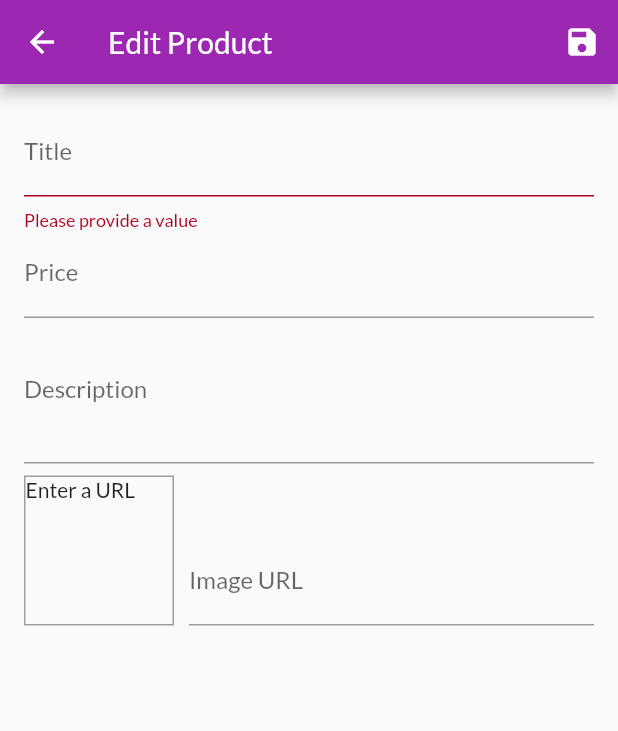
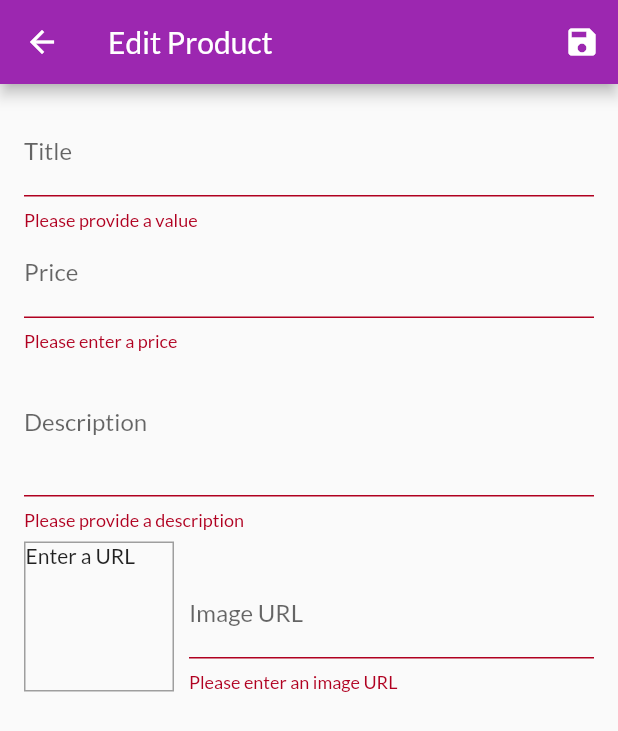
Before and after one commit to ayoline/shop_app-UDEMY_COURSE, a Flutter app: the EditProductScreen screen opened by its route, after a tap on the "save" icon, on a phone screen of 412 x 824 dp. Shown: the top 731 px of the screen. Run offline on Flutter 3.47's test engine with Material 2 defaults, Android fonts, the phone set to English and light mode, and no system bars; network calls fail.

Commit message:
validate all inputs

```diff
--- a/lib/screens/edit_product_screen.dart
+++ b/lib/screens/edit_product_screen.dart
@@ -53,10 +53,6 @@ class _EditProductScreenState extends State<EditProductScreen> {
       return;
     }
     _form.currentState!.save();
-    print(_editedProduct.title);
-    print(_editedProduct.description);
-    print(_editedProduct.price);
-    print(_editedProduct.imageUrl);
   }
 
   @override
@@ -107,6 +103,18 @@ class _EditProductScreenState extends State<EditProductScreen> {
                   onFieldSubmitted: (_) {
                     FocusScope.of(context).requestFocus(_descriptionFocusNode);
                   },
+                  validator: (value) {
+                    if (value!.isEmpty) {
+                      return 'Please enter a price';
+                    }
+                    if (double.tryParse(value) == null) {
+                      return 'Please enter  valid number';
+                    }
+                    if (double.parse(value) <= 0) {
+                      return 'Please enter a positive number';
+                    }
+                    return null;
+                  },
                   onSaved: (value) {
                     _editedProduct = Product(
                       id: '',
@@ -122,6 +130,15 @@ class _EditProductScreenState extends State<EditProductScreen> {
                   maxLines: 3,
                   keyboardType: TextInputType.multiline,
                   focusNode: _descriptionFocusNode,
+                  validator: (value) {
+                    if (value!.isEmpty) {
+                      return 'Please provide a description';
+                    }
+                    if (value.length < 10) {
+                      return 'Should be at least 10 characters long';
+                    }
+                    return null;
+                  },
                   onSaved: (value) {
                     _editedProduct = Product(
                       id: '',
@@ -170,6 +187,20 @@ class _EditProductScreenState extends State<EditProductScreen> {
                         onFieldSubmitted: (_) {
                           _saveForm();
                         },
+                        validator: (value) {
+                          if (value!.isEmpty) {
+                            return 'Please enter an image URL';
+                          }
+                          if (!value.startsWith('http') && !value.startsWith('https')) {
+                            return 'Please enter a valid URL';
+                          }
+                          if (!value.endsWith('.png') &&
+                              !value.endsWith('.jpg') &&
+                              !value.endsWith('.jpeg')) {
+                            return 'Please enter a valid image URL';
+                          }
+                          return null;
+                        },
                         onSaved: (value) {
                           _editedProduct = Product(
                             id: '',
```
